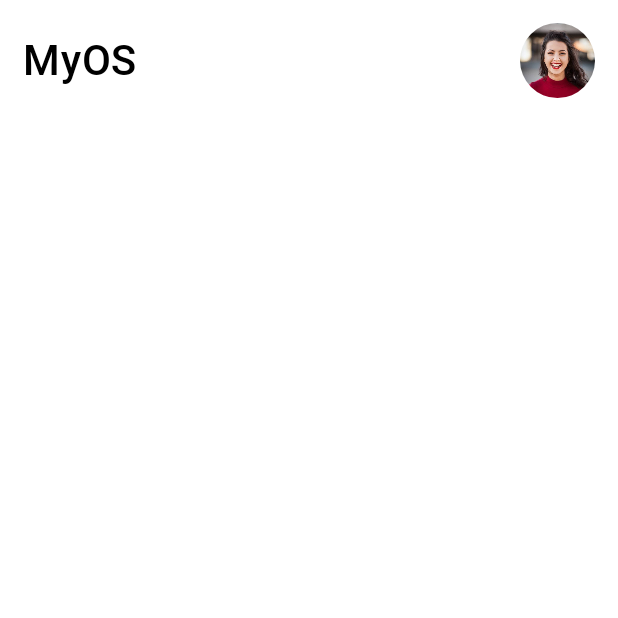
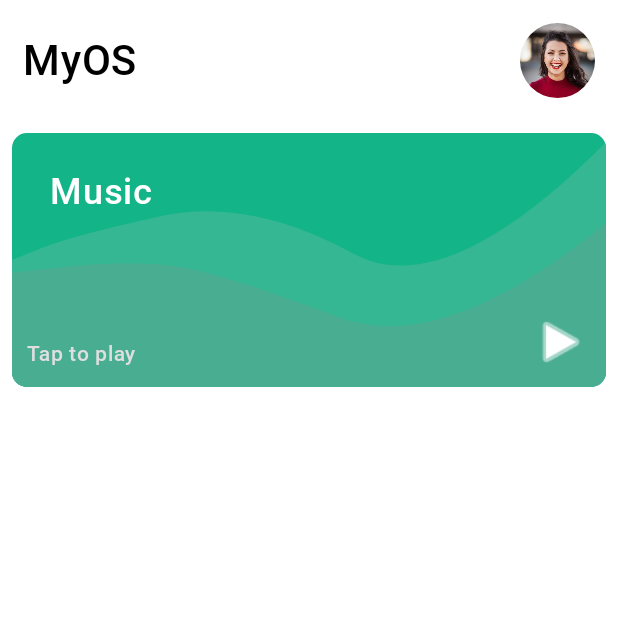
Before and after one commit to Aliza-sh/aliza-composes, an Android app built with Jetpack Compose: the MyOsActivity screen opened directly, with no data from a screen before it, on a phone screen of 412 x 824 dp, the top half of it. Run offline under Robolectric (Android 15) with nearby library versions, the phone set to English and light mode, and no system bars.

Commit message:
my_os Compose: FeatureMainWidget: Step: Feature,Extensions,FeatureBox,FeatureMainWidget,MyOsScreen Note: 1-design FeatureMainWidget. 2-Background implementation in FeatureBox. 3-Implementation of colorTheme to choose the appropriate theme color

```diff
--- /dev/null
+++ b/app/src/main/java/com/aliza/alizacomposes/my_os/model/Feature.kt
@@ -0,0 +1,12 @@
+package com.aliza.alizacomposes.my_os.model
+
+import androidx.compose.ui.graphics.Color
+
+data class Feature(
+    val title: String,
+    val subtitle: String,
+    val icon: Int,
+    val backgroundColor: Pair<Color,Color>,
+    val path1Color: Pair<Color,Color>,
+    val path2Color: Pair<Color,Color>
+)
--- a/app/src/main/java/com/aliza/alizacomposes/my_os/ui/MyOsScreen.kt
+++ b/app/src/main/java/com/aliza/alizacomposes/my_os/ui/MyOsScreen.kt
@@ -8,6 +8,7 @@ import androidx.compose.material3.Scaffold
 import androidx.compose.runtime.Composable
 import androidx.compose.ui.Modifier
 import androidx.compose.ui.tooling.preview.Preview
+import com.aliza.alizacomposes.my_os.ui.components.FeatureMainWidget
 import com.aliza.alizacomposes.my_os.ui.components.HeaderWidget
 
 @Composable
@@ -19,6 +20,7 @@ fun MyOsScreen() {
                 .padding(innerPadding)
         ) {
             HeaderWidget()
+            FeatureMainWidget()
         }
     }
 }
--- /dev/null
+++ b/app/src/main/java/com/aliza/alizacomposes/my_os/ui/components/FeatureMainWidget.kt
@@ -0,0 +1,47 @@
+package com.aliza.alizacomposes.my_os.ui.components
+
+//noinspection SuspiciousImport
+import android.R
+import androidx.compose.foundation.layout.Box
+import androidx.compose.foundation.layout.fillMaxWidth
+import androidx.compose.foundation.layout.height
+import androidx.compose.foundation.layout.padding
+import androidx.compose.runtime.Composable
+import androidx.compose.ui.Modifier
+import androidx.compose.ui.tooling.preview.Preview
+import androidx.compose.ui.unit.dp
+import com.aliza.alizacomposes.my_os.model.Feature
+import com.aliza.alizacomposes.my_os.ui.theme.LightGreen1
+import com.aliza.alizacomposes.my_os.ui.theme.LightGreen2
+import com.aliza.alizacomposes.my_os.ui.theme.LightGreen3
+import com.aliza.alizacomposes.my_os.ui.theme.NightGreen1
+import com.aliza.alizacomposes.my_os.ui.theme.NightGreen2
+import com.aliza.alizacomposes.my_os.ui.theme.NightGreen3
+import com.aliza.alizacomposes.my_os.ui.utils.FeatureBox
+
+@Composable
+fun FeatureMainWidget() {
+
+    val feature = Feature(
+        "Music",
+        "Tap to play",
+        R.drawable.ic_media_play,
+        Pair(LightGreen1, NightGreen1),
+        Pair(LightGreen2, NightGreen2),
+        Pair(LightGreen3, NightGreen3)
+    )
+    Box(
+        modifier = Modifier
+            .fillMaxWidth()
+            .height(185.dp)
+            .padding(8.dp)
+    ) {
+        FeatureBox(feature)
+    }
+}
+
+@Preview
+@Composable
+fun FeatureMainWidgetPrev() {
+    FeatureMainWidget()
+}
--- /dev/null
+++ b/app/src/main/java/com/aliza/alizacomposes/my_os/ui/utils/Extensions.kt
@@ -0,0 +1,14 @@
+package com.aliza.alizacomposes.my_os.ui.utils
+
+import androidx.compose.ui.graphics.Color
+
+fun colorTheme(
+    isDarkTheme: Boolean,
+    colorLight: Color,
+    colorDark: Color
+): Color {
+    return if (isDarkTheme)
+        colorDark
+    else
+        colorLight
+}
--- /dev/null
+++ b/app/src/main/java/com/aliza/alizacomposes/my_os/ui/utils/FeatureBox.kt
@@ -0,0 +1,171 @@
+package com.aliza.alizacomposes.my_os.ui.utils
+
+//noinspection SuspiciousImport
+import android.R
+import androidx.compose.foundation.Canvas
+import androidx.compose.foundation.background
+import androidx.compose.foundation.isSystemInDarkTheme
+import androidx.compose.foundation.layout.BoxWithConstraints
+import androidx.compose.foundation.layout.fillMaxSize
+import androidx.compose.foundation.layout.padding
+import androidx.compose.foundation.layout.size
+import androidx.compose.foundation.shape.RoundedCornerShape
+import androidx.compose.material3.Icon
+import androidx.compose.material3.Text
+import androidx.compose.runtime.Composable
+import androidx.compose.ui.Alignment
+import androidx.compose.ui.Modifier
+import androidx.compose.ui.draw.clip
+import androidx.compose.ui.geometry.Offset
+import androidx.compose.ui.graphics.Color
+import androidx.compose.ui.graphics.Path
+import androidx.compose.ui.res.painterResource
+import androidx.compose.ui.tooling.preview.Preview
+import androidx.compose.ui.unit.dp
+import androidx.compose.ui.unit.sp
+import com.aliza.alizacomposes.my_os.model.Feature
+import com.aliza.alizacomposes.my_os.ui.theme.AppGray
+import com.aliza.alizacomposes.my_os.ui.theme.LightPurple1
+import com.aliza.alizacomposes.my_os.ui.theme.LightPurple2
+import com.aliza.alizacomposes.my_os.ui.theme.LightPurple3
+import com.aliza.alizacomposes.my_os.ui.theme.NightPurple1
+import com.aliza.alizacomposes.my_os.ui.theme.NightPurple2
+import com.aliza.alizacomposes.my_os.ui.theme.NightPurple3
+
+@Composable
+fun FeatureBox(feature: Feature) {
+    val isDarkTheme = isSystemInDarkTheme()
+    BoxWithConstraints(
+        Modifier
+            .fillMaxSize()
+            .clip(RoundedCornerShape(10.dp))
+            .background(
+                colorTheme(
+                    isDarkTheme,
+                    feature.backgroundColor.first,
+                    feature.backgroundColor.second
+                )
+            )
+    ) {
+        val width = constraints.maxWidth
+        val height = constraints.maxHeight
+
+        val l1P1 = Offset(0f, 0.5f * height)
+        val l1P2 = Offset(0.1f * width, 0.405f * height)
+        val l1P3 = Offset(0.4f * width, 0.25f * height)
+        val l1P4 = Offset(0.75f * width, 0.7f * height)
+        val l1P5 = Offset(1.4f * width, -1f * height)
+
+        val l2P1 = Offset(0f, 0.55f * height)
+        val l2P2 = Offset(0.2f * width, 0.5f * height)
+        val l2P3 = Offset(0.35f * width, 0.55f * height)
+        val l2P4 = Offset(0.75f * width, 0.9f * height)
+        val l2P5 = Offset(1.4f * width, -1f * height / 2f)
+
+        val path1 = getPath(
+            l1P1, l1P2, l1P3, l1P4, l1P5, width, height
+        )
+        val path2 = getPath(
+            l2P1, l2P2, l2P3, l2P4, l2P5, width, height
+        )
+
+        Canvas(modifier = Modifier.fillMaxSize()) {
+            drawPath(
+                path1,
+                colorTheme(
+                    isDarkTheme,
+                    feature.path1Color.first,
+                    feature.path1Color.second
+                )
+            )
+            drawPath(
+                path2,
+                colorTheme(
+                    isDarkTheme,
+                    feature.path2Color.first,
+                    feature.path2Color.second
+                )
+            )
+        }
+
+        Text(
+            text = feature.title,
+            modifier = Modifier
+                .align(Alignment.TopStart)
+                .padding(25.dp),
+            fontSize = 24.sp,
+            color = Color.White
+        )
+        Text(
+            text = feature.subtitle,
+            modifier = Modifier
+                .align(Alignment.BottomStart)
+                .padding(10.dp),
+            fontSize = 14.sp,
+            color = AppGray
+        )
+        Icon(
+            painter = painterResource(id = feature.icon),
+            contentDescription = "Icon",
+            tint = Color.White,
+            modifier = Modifier
+                .size(60.dp)
+                .align(Alignment.BottomEnd)
+                .padding(10.dp)
+        )
+    }
+}
+
+@Composable
+private fun getPath(
+    point1: Offset,
+    point2: Offset,
+    point3: Offset,
+    point4: Offset,
+    point5: Offset,
+    width: Int,
+    height: Int
+): Path {
+    val path = Path().apply {
+        moveTo(point1.x, point1.y)
+        quadraticBezierTo(
+            point1.x,
+            point1.y,
+            (point1.x + point2.x) / 2f,
+            (point1.y + point2.y) / 2f
+        )
+        quadraticBezierTo(
+            point2.x, point2.y,
+            (point2.x + point3.x) / 2f,
+            (point2.y + point3.y) / 2f
+        )
+        quadraticBezierTo(
+            point3.x, point3.y,
+            (point3.x + point4.x) / 2f,
+            (point3.y + point4.y) / 2f
+        )
+        quadraticBezierTo(
+            point4.x, point4.y,
+            (point4.x + point5.x) / 2f,
+            (point4.y + point5.y) / 2f
+        )
+        lineTo(width + 100f, height + 100f)
+        lineTo(-100f, height + 100f)
+        close()
+    }
+    return path
+}
+
+@Preview
+@Composable
+private fun FeatureBoxPrev() {
+    val feature = Feature(
+        "Calls",
+        "Communicate",
+        R.drawable.ic_menu_call,
+        Pair(LightPurple1, NightPurple1),
+        Pair(LightPurple2, NightPurple2),
+        Pair(LightPurple3, NightPurple3)
+    )
+    FeatureBox(feature)
+}
```
